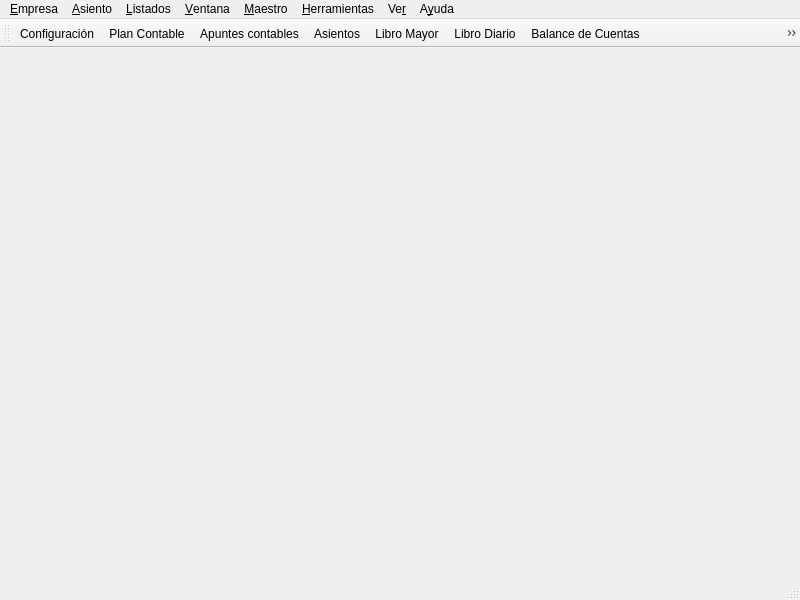
eboladev/Bulmages-1, file bulmages/bulmacont/src/contabilidad/bulmacontbase.ui: the form before one commit.
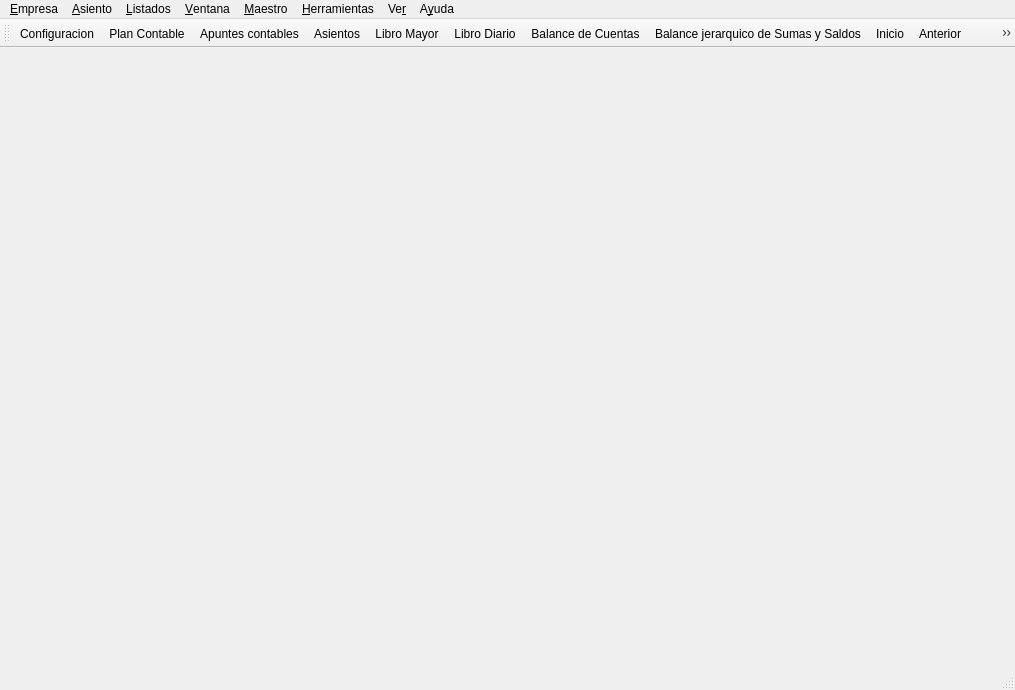
The form after the commit. Icons and pictures are not drawn.

Commit message: Mejorado el aspecto de algunas ventanas.

What changed in the file:
```diff
--- a/bulmages/bulmacont/src/contabilidad/bulmacontbase.ui
+++ b/bulmages/bulmacont/src/contabilidad/bulmacontbase.ui
@@ -5,8 +5,8 @@
    <rect>
     <x>0</x>
     <y>0</y>
-    <width>800</width>
-    <height>600</height>
+    <width>1015</width>
+    <height>690</height>
    </rect>
   </property>
   <property name="windowTitle" >
@@ -21,24 +21,39 @@
     <rect>
      <x>0</x>
      <y>0</y>
-     <width>800</width>
+     <width>1015</width>
      <height>29</height>
     </rect>
    </property>
-   <widget class="QMenu" name="menuAyuda" >
+   <widget class="QMenu" name="menuListados" >
     <property name="title" >
-     <string>A&amp;yuda</string>
+     <string>&amp;Listados</string>
     </property>
     <addaction name="actionAyuda" />
     <addaction name="actionAcerca_de" />
    </widget>
-   <widget class="QMenu" name="menuVer" >
+   <widget class="QMenu" name="menuVentana" >
     <property name="title" >
-     <string>Ve&amp;r</string>
+     <string>&amp;Ventana</string>
     </property>
-    <addaction name="actionPantalla_Completa" />
-    <addaction name="actionOrdenar_Ventanas" />
-    <addaction name="actionOrganizaci_n_en_Cascada" />
+    <addaction name="actionPlan_Contable" />
+    <addaction name="actionAsientos" />
+    <addaction name="actionApuntes_Contables" />
+    <addaction name="actionLibro_Mayor" />
+    <addaction name="actionLibro_Diario" />
+    <addaction name="actionBalance_de_Cuentas" />
+    <addaction name="actionBalance_Jer_rquico_de_Sumas_y_Saldos" />
+   </widget>
+   <widget class="QMenu" name="menuMaestro" >
+    <property name="title" >
+     <string>&amp;Maestro</string>
+    </property>
+    <addaction name="actionFormas_de_Pago" />
+    <addaction name="actionTipos_de_IVA" />
+    <addaction name="separator" />
+    <addaction name="actionCentros_de_Coste" />
+    <addaction name="actionCanales" />
+    <addaction name="separator" />
    </widget>
    <widget class="QMenu" name="menuHerramientas" >
     <property name="title" >
@@ -56,9 +71,9 @@
     <addaction name="actionCanal_por_Defecto" />
     <addaction name="actionCentro_de_Coste_por_Defecto" />
    </widget>
-   <widget class="QMenu" name="menuMaestro" >
+   <widget class="QMenu" name="menuAyuda" >
     <property name="title" >
-     <string>&amp;Maestro</string>
+     <string>A&amp;yuda</string>
     </property>
     <addaction name="actionFormas_de_Pago" />
     <addaction name="actionTipos_de_IVA" />
@@ -67,9 +82,9 @@
     <addaction name="actionCanales" />
     <addaction name="separator" />
    </widget>
-   <widget class="QMenu" name="menuListados" >
+   <widget class="QMenu" name="menuVer" >
     <property name="title" >
-     <string>&amp;Listados</string>
+     <string>Ve&amp;r</string>
     </property>
     <addaction name="actionCuentas_Anuales" />
     <addaction name="actionMasas_Patrimoniales" />
@@ -98,18 +113,6 @@
     <addaction name="actionConfiguracion" />
     <addaction name="actionSalir" />
    </widget>
-   <widget class="QMenu" name="menuVentana" >
-    <property name="title" >
-     <string>&amp;Ventana</string>
-    </property>
-    <addaction name="actionPlan_Contable" />
-    <addaction name="actionAsientos" />
-    <addaction name="actionApuntes_Contables" />
-    <addaction name="actionLibro_Mayor" />
-    <addaction name="actionLibro_Diario" />
-    <addaction name="actionBalance_de_Cuentas" />
-    <addaction name="actionBalance_Jer_rquico_de_Sumas_y_Saldos" />
-   </widget>
    <addaction name="menuEmpresa" />
    <addaction name="menuAsiento" />
    <addaction name="menuListados" />
@@ -124,6 +127,12 @@
    <property name="orientation" >
     <enum>Qt::Horizontal</enum>
    </property>
+   <property name="iconSize" >
+    <size>
+     <width>32</width>
+     <height>32</height>
+    </size>
+   </property>
    <attribute name="toolBarArea" >
     <number>4</number>
    </attribute>
@@ -145,7 +154,13 @@
     <iconset resource="../../../bulmages.qrc" >:/Genericos32x32/images/png/i_configuracion.xpm</iconset>
    </property>
    <property name="text" >
-    <string>Co&amp;nfiguración...</string>
+    <string>Co&amp;nfiguracion...</string>
+   </property>
+   <property name="iconText" >
+    <string>Configuracion</string>
+   </property>
+   <property name="toolTip" >
+    <string>Configuracion</string>
    </property>
   </action>
   <action name="actionSalir" >
@@ -261,7 +276,13 @@
     <iconset resource="../../../bulmages.qrc" >:/BulmaCont32x32/images/png/i_arbolBalance.xpm</iconset>
    </property>
    <property name="text" >
-    <string>Balance &amp;jerárquico de Sumas y Saldos</string>
+    <string>Balance &amp;jerarquico de Sumas y Saldos</string>
+   </property>
+   <property name="iconText" >
+    <string>Balance jerarquico de Sumas y Saldos</string>
+   </property>
+   <property name="toolTip" >
+    <string>Balance jerarquico de Sumas y Saldos</string>
    </property>
   </action>
   <action name="actionFormas_de_Pago" >
```
Left out of the diff: 33 changed lines with no effect on the pictures. The commit also changes 22 other files.
